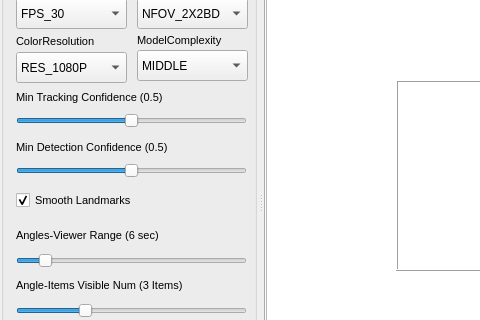
spianmo/GaitStudio, file MainWindow.ui: the form before one commit; both pictures show x 0 to 480 and y 106 to 426 of the 1328 by 855 pixel window.
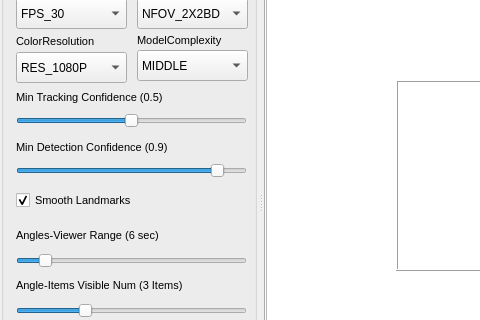
The form after the commit. Custom widgets are drawn as their Qt base class.

The edit to the form file:
```diff
--- a/MainWindow.ui
+++ b/MainWindow.ui
@@ -502,10 +502,10 @@
          <number>1</number>
         </property>
         <property name="value">
-         <number>50</number>
+         <number>90</number>
         </property>
         <property name="sliderPosition">
-         <number>50</number>
+         <number>90</number>
         </property>
         <property name="orientation">
          <enum>Qt::Horizontal</enum>
@@ -527,7 +527,7 @@
          </font>
         </property>
         <property name="text">
-         <string>Min Detection Confidence (0.5)</string>
+         <string>Min Detection Confidence (0.9)</string>
         </property>
        </widget>
        <widget class="QLabel" name="tvMinTrackingConfidence">
```
